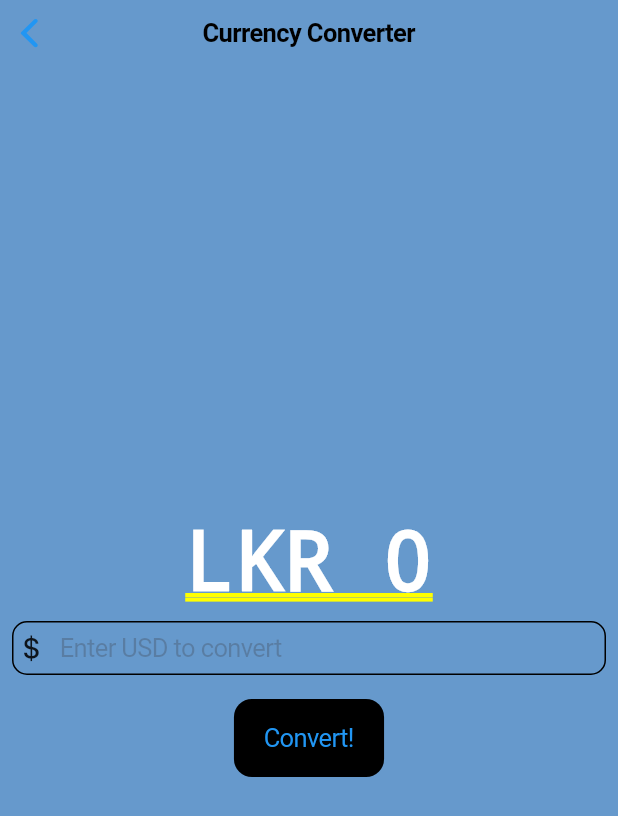
After one commit to veejask-41/flutter-self-learning, a Flutter app: the CurrencyConverterCupertinoPage screen opened directly, on a phone screen of 412 x 824 dp. The commit adds this screen. Shown: the top 816 px of the screen. Run offline on Flutter 3.47's test engine with Material 2 defaults, Android fonts, the phone set to English and light mode, and no system bars.

Commit message:
created cupertino design for currency converter app

```diff
--- /dev/null
+++ b/currency_converter/lib/currency_converter_cupertino_page.dart
@@ -0,0 +1,75 @@
+import 'package:flutter/cupertino.dart';
+
+class CurrencyConverterCupertinoPage extends StatefulWidget {
+  const CurrencyConverterCupertinoPage({super.key});
+
+  @override
+  State<CurrencyConverterCupertinoPage> createState() =>
+      _CurrencyConverterCupertinoPageState();
+}
+
+class _CurrencyConverterCupertinoPageState
+    extends State<CurrencyConverterCupertinoPage> {
+  double result = 0;
+  TextEditingController textEditingController = TextEditingController();
+
+  @override
+  Widget build(BuildContext context) {
+    return CupertinoPageScaffold(
+      backgroundColor: const Color.fromARGB(255, 102, 153, 204),
+      navigationBar: const CupertinoNavigationBar(
+        backgroundColor: Color.fromARGB(255, 102, 153, 204),
+        middle: Text('Currency Converter'),
+      ),
+      child: Center(
+        child: Column(
+            mainAxisAlignment: MainAxisAlignment.center,
+            crossAxisAlignment: CrossAxisAlignment.center,
+            children: [
+              Text(
+                'LKR ${result != 0 ? result.toStringAsFixed(2) : '0'}',
+                style: const TextStyle(
+                    fontSize: 55,
+                    fontWeight: FontWeight.bold,
+                    color: Color.fromARGB(255, 255, 255, 255)),
+              ),
+              Padding(
+                padding: const EdgeInsets.all(8),
+                child: CupertinoTextField(
+                  controller: textEditingController,
+                  style: const TextStyle(
+                    color: Color.fromARGB(255, 0, 0, 0),
+                  ),
+                  decoration: BoxDecoration(
+                    border: Border.all(
+                      color: CupertinoColors.black,
+                    ),
+                    borderRadius: BorderRadius.circular(10),
+                  ),
+                  placeholder: 'Enter USD to convert',
+                  prefix: const Icon(CupertinoIcons.money_dollar),
+                  keyboardType: const TextInputType.numberWithOptions(
+                    decimal: true,
+                  ),
+                ),
+              ),
+              Padding(
+                padding: const EdgeInsets.all(8.0),
+                child: CupertinoButton(
+                  onPressed: () {
+                    setState(
+                      () {
+                        result =
+                            double.parse(textEditingController.text) * 304.70;
+                      },
+                    );
+                  },
+                  color: CupertinoColors.black,
+                  child: const Text('Convert!'),
+                ),
+              )
+            ]),
+      ),
+    );
+  }
+}
--- a/currency_converter/lib/currency_converter_material_page.dart
+++ b/currency_converter/lib/currency_converter_material_page.dart
@@ -12,6 +12,12 @@ class _CurrencyConverterMaterialPageState
     extends State<CurrencyConverterMaterialPage> {
   double result = 0;
   TextEditingController textEditingController = TextEditingController();
+
+  @override
+  void dispose() {
+    textEditingController.dispose();
+    super.dispose();
+  }
 
   @override
   Widget build(BuildContext context) {
@@ -39,7 +45,7 @@ class _CurrencyConverterMaterialPageState
             crossAxisAlignment: CrossAxisAlignment.center,
             children: [
               Text(
-                'LKR ${result!=0 ? result.toStringAsFixed(2): '0'}',
+                'LKR ${result != 0 ? result.toStringAsFixed(2) : '0'}',
                 style: const TextStyle(
                     fontSize: 55,
                     fontWeight: FontWeight.bold,
--- a/currency_converter/lib/main.dart
+++ b/currency_converter/lib/main.dart
@@ -1,4 +1,6 @@
+import 'package:currency_converter/currency_converter_cupertino_page.dart';
 import 'package:currency_converter/currency_converter_material_page.dart';
+import 'package:flutter/cupertino.dart';
 import 'package:flutter/material.dart';
 
 void main() {
@@ -13,3 +15,12 @@ class MyApp extends StatelessWidget {
     return const MaterialApp(home: CurrencyConverterMaterialPage());
   }
 }
+
+class MyCupertinoApp extends StatelessWidget {
+  const MyCupertinoApp({super.key});
+
+  @override
+  Widget build(BuildContext context) {
+    return const CupertinoApp(home: CurrencyConverterCupertinoPage());
+  }
+}
```
